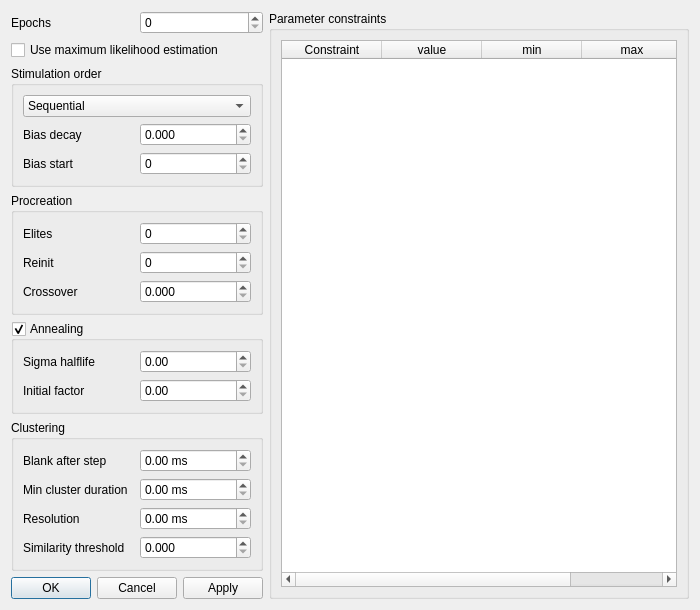
Above: src/gui/gafittersettingsdialog.ui from CompEphys-team/rtdo before the change. Below: the same form after it.
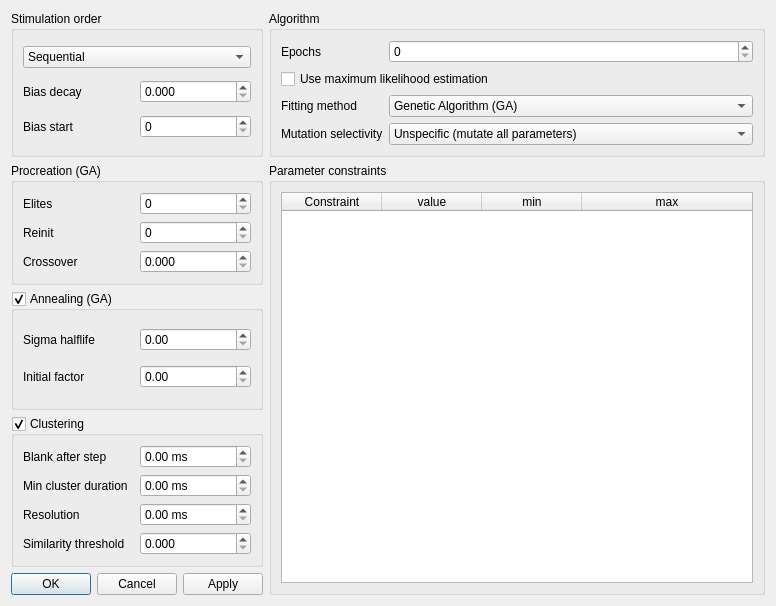
That is the form after the change.

Commit message: Update GUI to reflect new GAFitterSettings

```diff
--- a/src/gui/gafittersettingsdialog.ui
+++ b/src/gui/gafittersettingsdialog.ui
@@ -14,40 +14,91 @@
    <string>GA Fitter Settings</string>
   </property>
   <layout class="QGridLayout" name="gridLayout_5">
-   <item row="4" column="0" colspan="2">
-    <widget class="QGroupBox" name="decaySigma">
+   <item row="3" column="0" colspan="2">
+    <widget class="QGroupBox" name="clustering">
      <property name="title">
-      <string>Annealing</string>
+      <string>Clustering</string>
      </property>
      <property name="checkable">
       <bool>true</bool>
      </property>
-     <layout class="QGridLayout" name="gridLayout_3">
+     <layout class="QGridLayout" name="gridLayout_6">
+      <item row="0" column="0">
+       <widget class="QLabel" name="label_9">
+        <property name="text">
+         <string>Blank after step</string>
+        </property>
+       </widget>
+      </item>
       <item row="0" column="1">
-       <widget class="QDoubleSpinBox" name="sigmaHalflife">
-        <property name="maximum">
-         <double>999999.000000000000000</double>
+       <widget class="QDoubleSpinBox" name="cluster_blank">
+        <property name="suffix">
+         <string> ms</string>
         </property>
        </widget>
       </item>
-      <item row="1" column="1">
-       <widget class="QDoubleSpinBox" name="sigmaInitial"/>
-      </item>
       <item row="1" column="0">
-       <widget class="QLabel" name="label_8">
+       <widget class="QLabel" name="label_10">
         <property name="text">
-         <string>Initial factor</string>
+         <string>Min cluster duration</string>
         </property>
        </widget>
       </item>
-      <item row="0" column="0">
-       <widget class="QLabel" name="label_2">
+      <item row="1" column="1">
+       <widget class="QDoubleSpinBox" name="cluster_dur">
+        <property name="suffix">
+         <string> ms</string>
+        </property>
+        <property name="maximum">
+         <double>999.990000000000009</double>
+        </property>
+       </widget>
+      </item>
+      <item row="2" column="0">
+       <widget class="QLabel" name="label_11">
         <property name="text">
-         <string>Sigma halflife</string>
+         <string>Resolution</string>
+        </property>
+       </widget>
+      </item>
+      <item row="2" column="1">
+       <widget class="QDoubleSpinBox" name="cluster_res">
+        <property name="suffix">
+         <string> ms</string>
+        </property>
+       </widget>
+      </item>
+      <item row="3" column="0">
+       <widget class="QLabel" name="label_12">
+        <property name="text">
+         <string>Similarity threshold</string>
+        </property>
+       </widget>
+      </item>
+      <item row="3" column="1">
+       <widget class="QDoubleSpinBox" name="cluster_threshold">
+        <property name="decimals">
+         <number>3</number>
+        </property>
+        <property name="maximum">
+         <double>1.000000000000000</double>
         </property>
        </widget>
       </item>
      </layout>
+    </widget>
+   </item>
+   <item row="0" column="2">
+    <widget class="QGroupBox" name="groupBox_5">
+     <property name="title">
+      <string>Algorithm</string>
+     </property>
+     <layout class="QGridLayout" name="gridLayout_7">
+      <item row="0" column="0">
+       <widget class="QLabel" name="label">
+        <property name="text">
+         <string>Epochs</string>
+        </property>
     </widget>
    </item>
    <item row="0" column="1">
@@ -60,17 +111,67 @@
      </property>
     </widget>
    </item>
-   <item row="0" column="0">
-    <widget class="QLabel" name="label">
+      <item row="1" column="0" colspan="2">
+       <widget class="QCheckBox" name="useLikelihood">
      <property name="text">
-      <string>Epochs</string>
+         <string>Use maximum likelihood estimation</string>
      </property>
     </widget>
    </item>
-   <item row="3" column="0" colspan="2">
+      <item row="2" column="0">
+       <widget class="QLabel" name="label_13">
+        <property name="text">
+         <string>Fitting method</string>
+        </property>
+       </widget>
+      </item>
+      <item row="2" column="1">
+       <widget class="QComboBox" name="method">
+        <item>
+         <property name="text">
+          <string>Genetic Algorithm (GA)</string>
+         </property>
+        </item>
+        <item>
+         <property name="text">
+          <string>Differential Evolution (DE)</string>
+         </property>
+        </item>
+       </widget>
+      </item>
+      <item row="3" column="0">
+       <widget class="QLabel" name="label_14">
+        <property name="text">
+         <string>Mutation selectivity</string>
+        </property>
+       </widget>
+      </item>
+      <item row="3" column="1">
+       <widget class="QComboBox" name="selectivity">
+        <item>
+         <property name="text">
+          <string>Unspecific (mutate all parameters)</string>
+         </property>
+        </item>
+        <item>
+         <property name="text">
+          <string>Graded (scale mutation rate by parameters' relative influence)</string>
+         </property>
+        </item>
+        <item>
+         <property name="text">
+          <string>Target parameter only</string>
+         </property>
+        </item>
+       </widget>
+      </item>
+     </layout>
+    </widget>
+   </item>
+   <item row="1" column="0" colspan="2">
     <widget class="QGroupBox" name="groupBox_2">
      <property name="title">
-      <string>Procreation</string>
+      <string>Procreation (GA)</string>
      </property>
      <layout class="QGridLayout" name="gridLayout_2">
       <item row="0" column="0">
@@ -121,7 +222,17 @@
      </layout>
     </widget>
    </item>
-   <item row="2" column="0" colspan="2">
+   <item row="4" column="0" colspan="2">
+    <widget class="QDialogButtonBox" name="buttonBox">
+     <property name="orientation">
+      <enum>Qt::Horizontal</enum>
+     </property>
+     <property name="standardButtons">
+      <set>QDialogButtonBox::Apply|QDialogButtonBox::Cancel|QDialogButtonBox::Ok</set>
+     </property>
+    </widget>
+   </item>
+   <item row="0" column="0" colspan="2">
     <widget class="QGroupBox" name="groupBox">
      <property name="title">
       <string>Stimulation order</string>
@@ -185,95 +296,43 @@
      </layout>
     </widget>
    </item>
-   <item row="6" column="0" colspan="2">
-    <widget class="QDialogButtonBox" name="buttonBox">
-     <property name="orientation">
-      <enum>Qt::Horizontal</enum>
-     </property>
-     <property name="standardButtons">
-      <set>QDialogButtonBox::Apply|QDialogButtonBox::Cancel|QDialogButtonBox::Ok</set>
-     </property>
-    </widget>
-   </item>
-   <item row="1" column="0" colspan="2">
-    <widget class="QCheckBox" name="useLikelihood">
-     <property name="text">
-      <string>Use maximum likelihood estimation</string>
-     </property>
-    </widget>
-   </item>
-   <item row="5" column="0" colspan="2">
-    <widget class="QGroupBox" name="groupBox_4">
+   <item row="2" column="0" colspan="2">
+    <widget class="QGroupBox" name="decaySigma">
      <property name="title">
-      <string>Clustering</string>
+      <string>Annealing (GA)</string>
      </property>
-     <layout class="QGridLayout" name="gridLayout_6">
-      <item row="0" column="0">
-       <widget class="QLabel" name="label_9">
-        <property name="text">
-         <string>Blank after step</string>
-        </property>
-       </widget>
-      </item>
+     <property name="checkable">
+      <bool>true</bool>
+     </property>
+     <layout class="QGridLayout" name="gridLayout_3">
       <item row="0" column="1">
-       <widget class="QDoubleSpinBox" name="cluster_blank">
-        <property name="suffix">
-         <string> ms</string>
-        </property>
-       </widget>
-      </item>
-      <item row="1" column="0">
-       <widget class="QLabel" name="label_10">
-        <property name="text">
-         <string>Min cluster duration</string>
+       <widget class="QDoubleSpinBox" name="sigmaHalflife">
+        <property name="maximum">
+         <double>999999.000000000000000</double>
         </property>
        </widget>
       </item>
       <item row="1" column="1">
-       <widget class="QDoubleSpinBox" name="cluster_dur">
-        <property name="suffix">
-         <string> ms</string>
-        </property>
-        <property name="maximum">
-         <double>999.990000000000009</double>
-        </property>
-       </widget>
+       <widget class="QDoubleSpinBox" name="sigmaInitial"/>
       </item>
-      <item row="2" column="0">
-       <widget class="QLabel" name="label_11">
+      <item row="1" column="0">
+       <widget class="QLabel" name="label_8">
         <property name="text">
-         <string>Resolution</string>
+         <string>Initial factor</string>
         </property>
        </widget>
       </item>
-      <item row="2" column="1">
-       <widget class="QDoubleSpinBox" name="cluster_res">
-        <property name="suffix">
-         <string> ms</string>
-        </property>
-       </widget>
-      </item>
-      <item row="3" column="0">
-       <widget class="QLabel" name="label_12">
+      <item row="0" column="0">
+       <widget class="QLabel" name="label_2">
         <property name="text">
-         <string>Similarity threshold</string>
-        </property>
-       </widget>
-      </item>
-      <item row="3" column="1">
-       <widget class="QDoubleSpinBox" name="cluster_threshold">
-        <property name="decimals">
-         <number>3</number>
-        </property>
-        <property name="maximum">
-         <double>1.000000000000000</double>
+         <string>Sigma halflife</string>
         </property>
        </widget>
       </item>
      </layout>
     </widget>
    </item>
-   <item row="0" column="2" rowspan="7">
+   <item row="1" column="2" rowspan="4">
     <widget class="QGroupBox" name="groupBox_3">
      <property name="title">
       <string>Parameter constraints</string>
```
Lines whose indentation alone changed are shown as unchanged. The commit also changes 5 other files.
